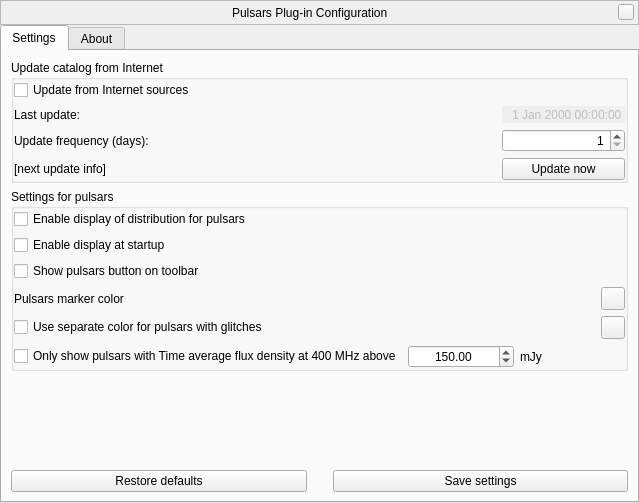
The window that plugins/Pulsars/src/gui/pulsarsDialog.ui (greck2908/stellarium) describes before a commit, drawn with Qt 5.
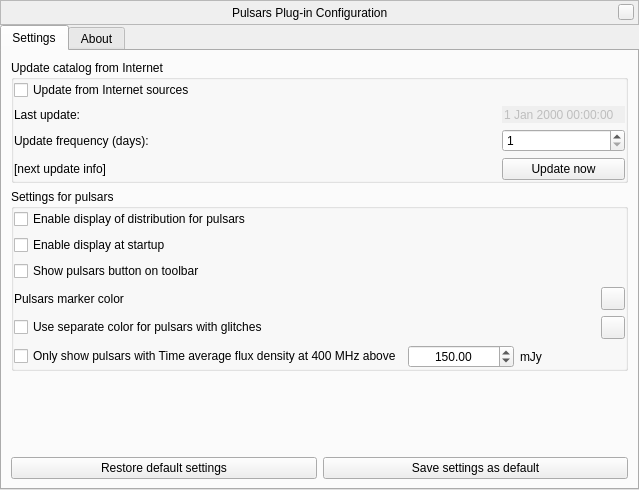
The same window after the commit. Custom widgets are drawn as their Qt base class.

```diff
--- a/plugins/Pulsars/src/gui/pulsarsDialog.ui
+++ b/plugins/Pulsars/src/gui/pulsarsDialog.ui
@@ -7,7 +7,7 @@
     <x>0</x>
     <y>0</y>
     <width>639</width>
-    <height>503</height>
+    <height>490</height>
    </rect>
   </property>
   <property name="windowTitle">
@@ -190,9 +190,6 @@
               <property name="frame">
                <bool>false</bool>
               </property>
-              <property name="alignment">
-               <set>Qt::AlignRight|Qt::AlignTrailing|Qt::AlignVCenter</set>
-              </property>
               <property name="buttonSymbols">
                <enum>QAbstractSpinBox::NoButtons</enum>
               </property>
@@ -207,9 +204,6 @@
             </item>
             <item row="1" column="2">
              <widget class="QSpinBox" name="updateFrequencySpinBox">
-              <property name="alignment">
-               <set>Qt::AlignRight|Qt::AlignTrailing|Qt::AlignVCenter</set>
-              </property>
               <property name="minimum">
                <number>1</number>
               </property>
@@ -392,26 +386,10 @@
             </sizepolicy>
            </property>
            <property name="text">
-            <string>Restore defaults</string>
+            <string>Restore default settings</string>
            </property>
           </widget>
          </item>
-         <item>
-          <spacer name="horizontalSpacer_2">
-           <property name="orientation">
-            <enum>Qt::Horizontal</enum>
-           </property>
-           <property name="sizeType">
-            <enum>QSizePolicy::Fixed</enum>
-           </property>
-           <property name="sizeHint" stdset="0">
-            <size>
-             <width>20</width>
-             <height>20</height>
-            </size>
-           </property>
-          </spacer>
-         </item>
          <item>
           <widget class="QPushButton" name="saveSettingsButton">
            <property name="sizePolicy">
@@ -421,7 +399,7 @@
             </sizepolicy>
            </property>
            <property name="text">
-            <string>Save settings</string>
+            <string>Save settings as default</string>
            </property>
           </widget>
          </item>
```
